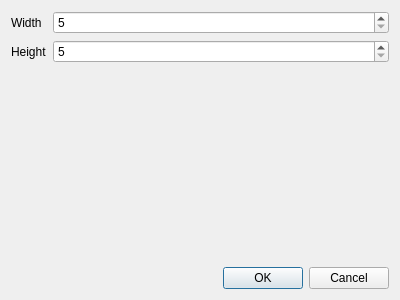
ololuki/Nonograms, file app/sizedialog.ui: the form before one commit.
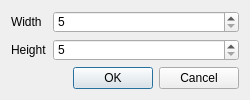
The form after the commit.

Commit message: new field size dialog resized to fixed size

```diff
--- a/app/sizedialog.ui
+++ b/app/sizedialog.ui
@@ -6,10 +6,22 @@
    <rect>
     <x>0</x>
     <y>0</y>
-    <width>400</width>
-    <height>300</height>
+    <width>250</width>
+    <height>100</height>
    </rect>
   </property>
+  <property name="minimumSize">
+   <size>
+    <width>250</width>
+    <height>100</height>
+   </size>
+  </property>
+  <property name="maximumSize">
+   <size>
+    <width>250</width>
+    <height>100</height>
+   </size>
+  </property>
   <property name="windowTitle">
    <string>Dialog</string>
   </property>
```
